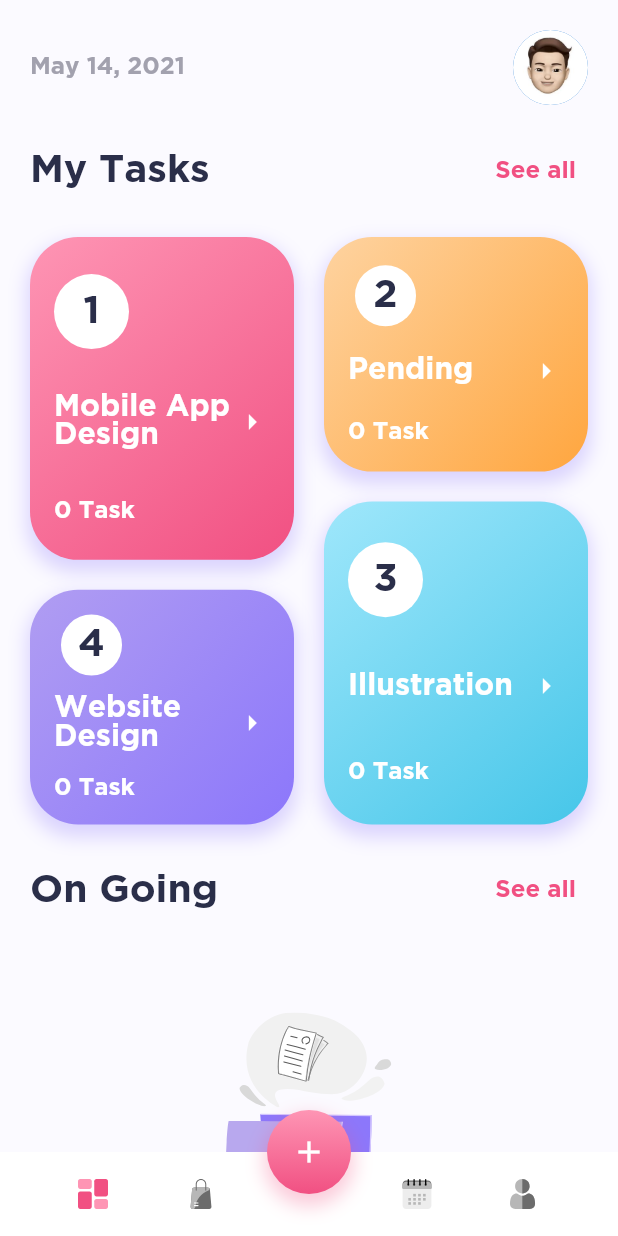
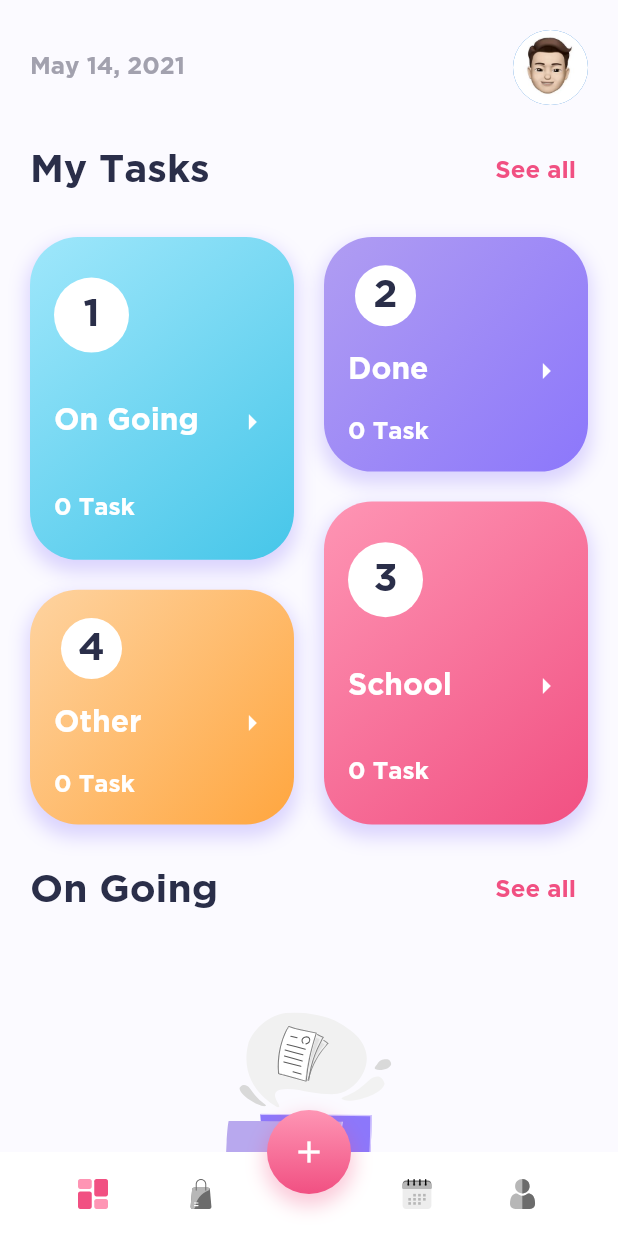
Before and after one commit to Adithya-13/Flutask, a Flutter app: the screen it shows after launch, after a tap on "Skip", on a phone screen of 412 x 824 dp. Run offline on Flutter 3.47's test engine with Material 2 defaults, Android fonts, the phone set to English and light mode, and no system bars; drawn by our look-alikes of auto_size_text, lottie; our stand-ins replace bloc, carousel_slider, equatable, flutter_bloc, flutter_svg, get_storage and 2 more; generated files the repository leaves out were written again.

```diff
--- a/lib/data/entities/task_category_entity.dart
+++ b/lib/data/entities/task_category_entity.dart
@@ -8,12 +8,12 @@ class TaskCategoryEntity extends BaseEntity {
 }
 
 class TaskCategoryItemEntity extends BaseEntity {
-  final int id;
+  final int? id;
   final String title;
   final LinearGradient gradient;
 
   TaskCategoryItemEntity(
-      {required this.id,
+      {this.id,
       required this.title,
       required this.gradient});
 }
--- a/lib/presentation/pages/dashboard_page.dart
+++ b/lib/presentation/pages/dashboard_page.dart
@@ -28,33 +28,28 @@ class _DashboardPageState extends State<DashboardPage> {
   void setInitialCategory(){
     GetStorage getStorage = GetStorage();
     bool isInitial = getStorage.read(Keys.isInitial) ?? true;
-
     if (isInitial) {
       context.read<TaskCategoryBloc>().add(InsertTaskCategory(
+          taskCategoryItemEntity: TaskCategoryItemEntity(
+            title: "On Going",
+            gradient: AppTheme.blueGradient,
+          )));
+      context.read<TaskCategoryBloc>().add(InsertTaskCategory(
         taskCategoryItemEntity: TaskCategoryItemEntity(
-          id: 0,
-          title: "Mobile App Design",
+          title: "Done",
+          gradient: AppTheme.purpleGradient,
+        ),
+      ));
+      context.read<TaskCategoryBloc>().add(InsertTaskCategory(
+        taskCategoryItemEntity: TaskCategoryItemEntity(
+          title: "School",
           gradient: AppTheme.pinkGradient,
         ),
       ));
       context.read<TaskCategoryBloc>().add(InsertTaskCategory(
         taskCategoryItemEntity: TaskCategoryItemEntity(
-          id: 1,
-          title: "Pending",
+          title: "Other",
           gradient: AppTheme.orangeGradient,
-        ),
-      ));
-      context.read<TaskCategoryBloc>().add(InsertTaskCategory(
-          taskCategoryItemEntity: TaskCategoryItemEntity(
-            id: 2,
-            title: "Illustration",
-            gradient: AppTheme.blueGradient,
-          )));
-      context.read<TaskCategoryBloc>().add(InsertTaskCategory(
-        taskCategoryItemEntity: TaskCategoryItemEntity(
-          id: 3,
-          title: "Website Design",
-          gradient: AppTheme.purpleGradient,
         ),
       ));
       getStorage.write(Keys.isInitial, false);
```
